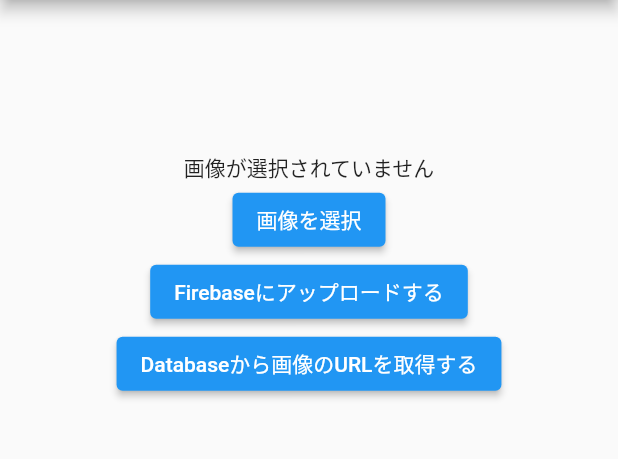
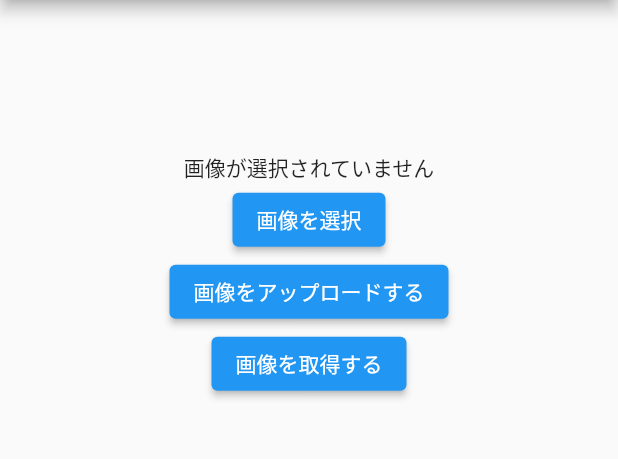
Before and after one commit to uetomo186/image_recognition_app, a Flutter app: the ImageUploadScreen screen opened directly, after a tap on "画像を選択", on a phone screen of 412 x 824 dp, the part 84-543 px from its top. Run offline on Flutter 3.47's test engine with Material 2 defaults, Android fonts, the light colour scheme and no system bars; our stand-ins replace camera, cloud_firestore, firebase_core, firebase_database, firebase_storage, flutter_hooks and 5 more; missing offline and left inert: google_ml_kit, google_mlkit_commons, google_mlkit_face_detection, tflite_flutter, tflite_flutter_helper; accounts and stored records are empty.

Commit message:
写真取得の幅を変更

```diff
--- a/lib/photo/photo_upload_screen.dart
+++ b/lib/photo/photo_upload_screen.dart
@@ -33,12 +33,17 @@
     final pickedFiles = await picker.pickMultiImage();
 
     setState(() {
-      if (pickedFiles != null && pickedFiles.isNotEmpty) {
+      if (pickedFiles.length <= 4) {
         _images = pickedFiles.map((file) => File(file.path)).toList();
+      } else if (pickedFiles.length > 4) {
+        _images = pickedFiles.take(4).map((file) => File(file.path)).toList();
+        debugPrint('最大4枚の画像を選択できます。最初の4枚のみが選択されました。');
       } else {
-        debugPrint('No images selected.');
+        debugPrint('画像が選択されていません');
       }
     });
+    //画像を選択したら顔検出を実行
+    detectedFaces = [];
   }
 
   Future<void> detectFaces() async {
@@ -46,26 +51,27 @@
     final inputImage = InputImage.fromFilePath(_images[0].path);
     final faceDetector = GoogleMlKit.vision.faceDetector();
     final List<Face> faces = await faceDetector.processImage(inputImage);
-    for (Face face in faces) {
-      final Rect bounds = face.boundingBox;
-      // ここでboundsを使用して、顔の位置を取得したり、UI上で顔をハイライトしたりできます。
-    }
+    setState(() {
+      detectedFaces = faces;
+    });
     faceDetector.close();
   }
 
   Future uploadImageToFirebase(BuildContext context) async {
+    for (var image in _images) {
       String fileName = DateTime.now().millisecondsSinceEpoch.toString();
       _uploadedFileName = fileName;
       FirebaseStorage storage = FirebaseStorage.instance;
       Reference ref = storage.ref().child('uploads/$fileName');
-    UploadTask uploadTask = ref.putFile(_images[0]); // ここでは最初の画像をアップロードします。
+      UploadTask uploadTask = ref.putFile(image); // 全ての画像をアップロードします。
       await uploadTask.whenComplete(() async {
         debugPrint('ファイルがアップロードされました');
         String imageUrl = await ref.getDownloadURL();
         dbRef.child('uploaded_images/$fileName').set(imageUrl);
+      });
+    }
     ScaffoldMessenger.of(context)
-          .showSnackBar(const SnackBar(content: Text('ファイルをアップロードできました')));
-    });
+        .showSnackBar(const SnackBar(content: Text('全てのファイルをアップロードできました')));
   }
 
   Future fetchImagesFromDatabase() async {
@@ -118,26 +124,39 @@
             children: <Widget>[
               _images.isEmpty
                   ? const Text('画像が選択されていません')
-                  : Image.file(_images[0]), // ここでは最初の画像を表示します。
+                  : Wrap(
+                      spacing: 8.0, // 画像の間にスペースを追加する場合
+                      children: _images.map((image) {
+                        return Container(
+                          width: 100.0,
+                          height: 100.0,
+                          decoration: BoxDecoration(
+                            image: DecorationImage(
+                              image: FileImage(image),
+                              fit: BoxFit.cover, // 画像をコンテナの大きさに合わせて調整します
+                            ),
+                            borderRadius:
+                                BorderRadius.circular(8.0), // 画像の角を丸める場合
+                          ),
+                        );
+                      }).toList()),
               ElevatedButton(
                 onPressed: getImage,
                 child: const Text('画像を選択'),
               ),
               ElevatedButton(
-                child: const Text('Firebaseにアップロードする'),
+                child: const Text('画像をアップロードする'),
                 onPressed: () => uploadImageToFirebase(context),
               ),
               ElevatedButton(
                 onPressed: fetchImagesFromDatabase,
-                child: const Text('Databaseから画像のURLを取得する'),
+                child: const Text('画像を取得する'),
               ),
               SizedBox(
                 height: 400,
                 child: GridView.builder(
                   gridDelegate: const SliverGridDelegateWithFixedCrossAxisCount(
                     crossAxisCount: 4,
-                    mainAxisSpacing: 8.0,
-                    crossAxisSpacing: 8.0,
                   ),
                   itemCount: _imageUrls.length,
                   itemBuilder: (BuildContext context, int index) {
```
Lines whose indentation alone changed are shown as unchanged.
